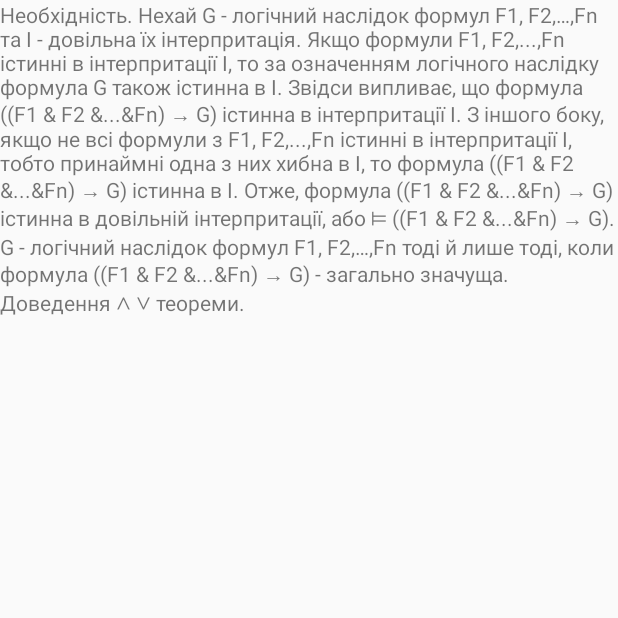
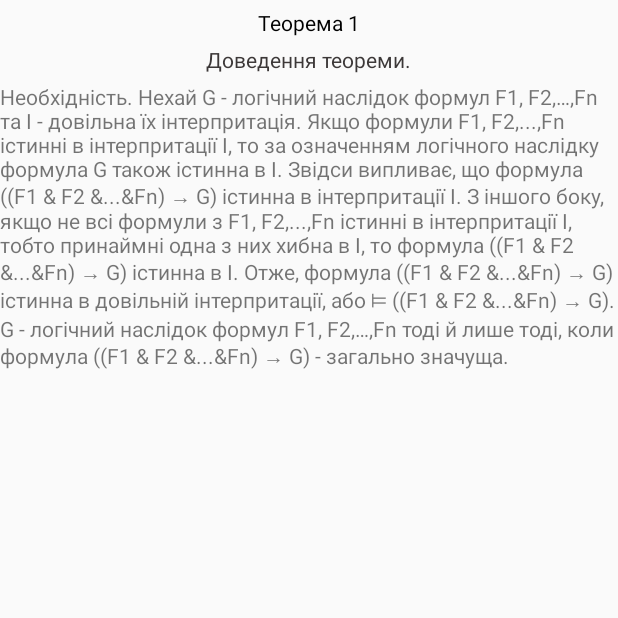
Before and after one commit to SYVYUA/Logic_of_utterances, an Android app: the Theorem1 screen opened directly, with no data from a screen before it, on a phone screen of 412 x 824 dp, the top half of it. Run offline under Robolectric (Android 15) with nearby library versions, the phone set to English and light mode, and no system bars.

```diff
--- a/app/src/main/res/layout/activity_support_formula.xml
+++ b/app/src/main/res/layout/activity_support_formula.xml
@@ -11,15 +11,20 @@
         android:id="@+id/sup1"
         android:layout_width="wrap_content"
         android:layout_height="250dp"
-        android:background="@drawable/formula" />
+        android:background="@drawable/formula"/>
 
     <ImageView
         android:id="@+id/sup2"
         android:layout_width="wrap_content"
         android:layout_height="150dp"
-        android:background="@drawable/symbols"
+        android:background="@drawable/symbols"/>
 
+    <TextView
+        android:textColor="#000"
+        android:layout_width="wrap_content"
+        android:layout_height="wrap_content"
+        android:autoLink="web"
+        android:linksClickable="true"
         />
 
-
 </LinearLayout>
--- a/app/src/main/res/layout/activity_theorem1.xml
+++ b/app/src/main/res/layout/activity_theorem1.xml
@@ -7,6 +7,27 @@
     android:layout_height="match_parent"
     tools:context=".learning.withExplain.Theorem1"
     android:orientation="vertical">
+    <Space
+        android:layout_width="match_parent"
+        android:layout_height="5dp" />
+    <TextView
+        android:layout_gravity="center"
+        android:text="@string/theorem_1"
+        android:layout_width="wrap_content"
+        android:layout_height="wrap_content"
+        android:textColor="#000"/>
+    <Space
+        android:layout_width="match_parent"
+        android:layout_height="5dp" />
+    <TextView
+        android:layout_width="wrap_content"
+        android:layout_height="wrap_content"
+        android:text="@string/proof_theorem_1"
+        android:layout_gravity="center"
+        android:textColor="#3C3838"/>
+    <Space
+        android:layout_width="match_parent"
+        android:layout_height="5dp" />
 
     <TextView
         android:layout_width="match_parent"
@@ -17,10 +38,6 @@
         android:layout_width="match_parent"
         android:layout_height="wrap_content"
         android:text="@string/theorem_1_exp"/>
-    <TextView
-        android:layout_width="match_parent"
-        android:layout_height="wrap_content"
-        android:text="@string/proof_theorem_1"/>
 
 
 </LinearLayout>
--- a/app/src/main/res/values/strings.xml
+++ b/app/src/main/res/values/strings.xml
@@ -134,10 +134,10 @@
     <string name="expForTable3">Тепер відповідно до теорми можна дійти висновку, що формула !Р логічно випливає з формул P → Q та !Q.</string>
     <string name="finish">До гогловного меню</string>
 
-    <!--Теорема-->
+    <!--Теорема ∧ ∨-->
     <string name="theorem_1">Теорема 1</string>
     <string name="theorem_2">Теорема 2</string>
     <string name="theorem_1_exp"><![CDATA[G - логічний наслідок формул F1, F2,…,Fn тоді й лише тоді, коли формула ((F1 & F2 &...&Fn) → G) - загально значуща.]]></string>
-    <string name="proof_theorem_1">Доведення ∧ ∨ теореми.</string>
+    <string name="proof_theorem_1">Доведення теореми.</string>
     <string name="explain_theorem_1"><![CDATA[Необхідність. Нехай G - логічний наслідок формул F1, F2,…,Fn та І - довільна їх інтерпритація. Якщо формули F1, F2,...,Fn істинні в інтерпритації І, то за означенням логічного наслідку формула G також істинна в І. Звідси випливає, що формула ((F1 & F2 &...&Fn) → G) істинна в інтерпритації І. З іншого боку, якщо не всі формули з F1, F2,...,Fn істинні в інтерпритації І, тобто принаймні одна з них хибна в І, то формула ((F1 & F2 &...&Fn) → G) істинна в І. Отже, формула ((F1 & F2 &...&Fn) → G) істинна в довільній інтерпритації, або ⊨ ((F1 & F2 &...&Fn) → G).]]></string>
 </resources>
```
